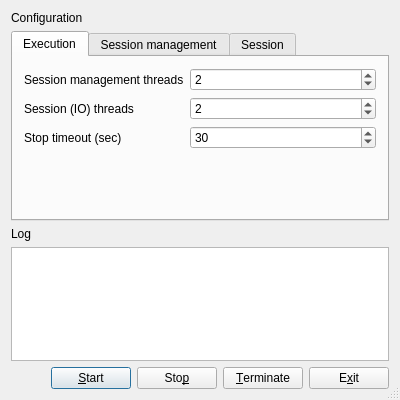
mabrarov/asio_samples, file src/ma/echo/server/qt/mainform.ui: the form before one commit.
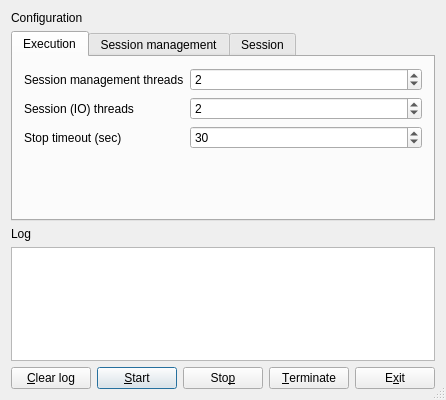
The form after the commit.

```diff
--- a/src/ma/echo/server/qt/mainform.ui
+++ b/src/ma/echo/server/qt/mainform.ui
@@ -6,7 +6,7 @@
    <rect>
     <x>0</x>
     <y>0</y>
-    <width>400</width>
+    <width>425</width>
     <height>400</height>
    </rect>
   </property>
@@ -309,7 +309,14 @@
     </widget>
    </item>
    <item>
-    <layout class="QHBoxLayout" name="controlButtonLayout" stretch="0,0,0,0,0">
+    <layout class="QHBoxLayout" name="controlButtonLayout" stretch="0,0,0,0,0,0">
+     <item>
+      <widget class="QPushButton" name="pushButton">
+       <property name="text">
+        <string>&amp;Clear log</string>
+       </property>
+      </widget>
+     </item>
      <item>
       <spacer name="controlButtonSpacer">
        <property name="orientation">
```
Left out of the diff: 37 changed lines with no effect on the pictures.
